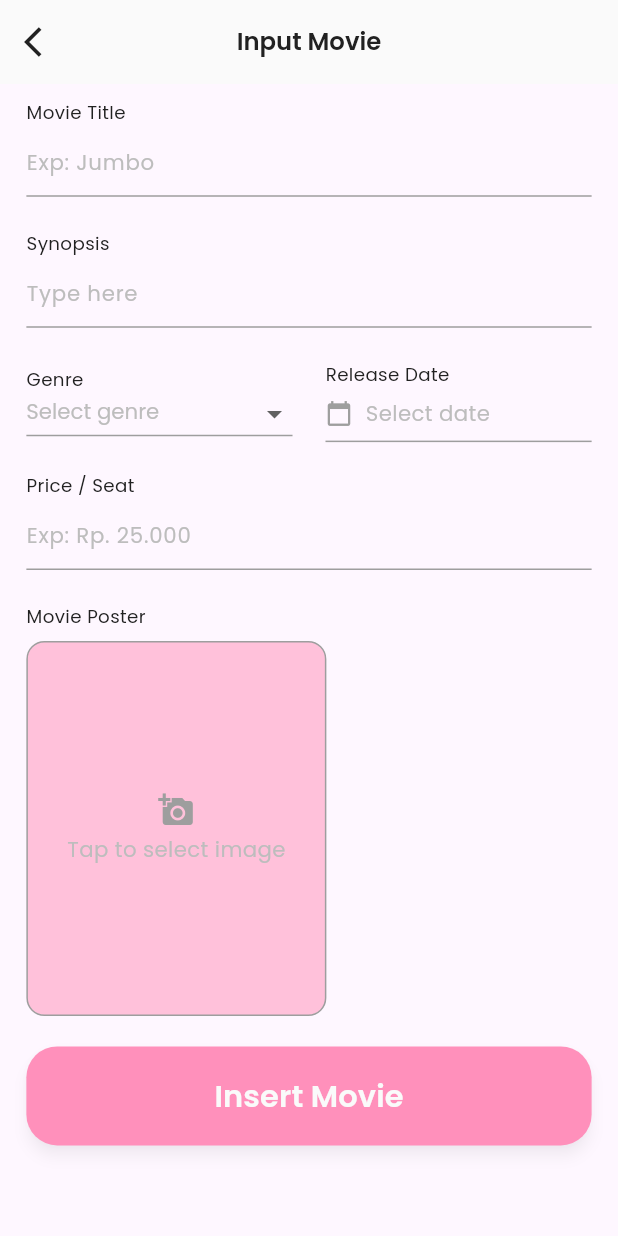
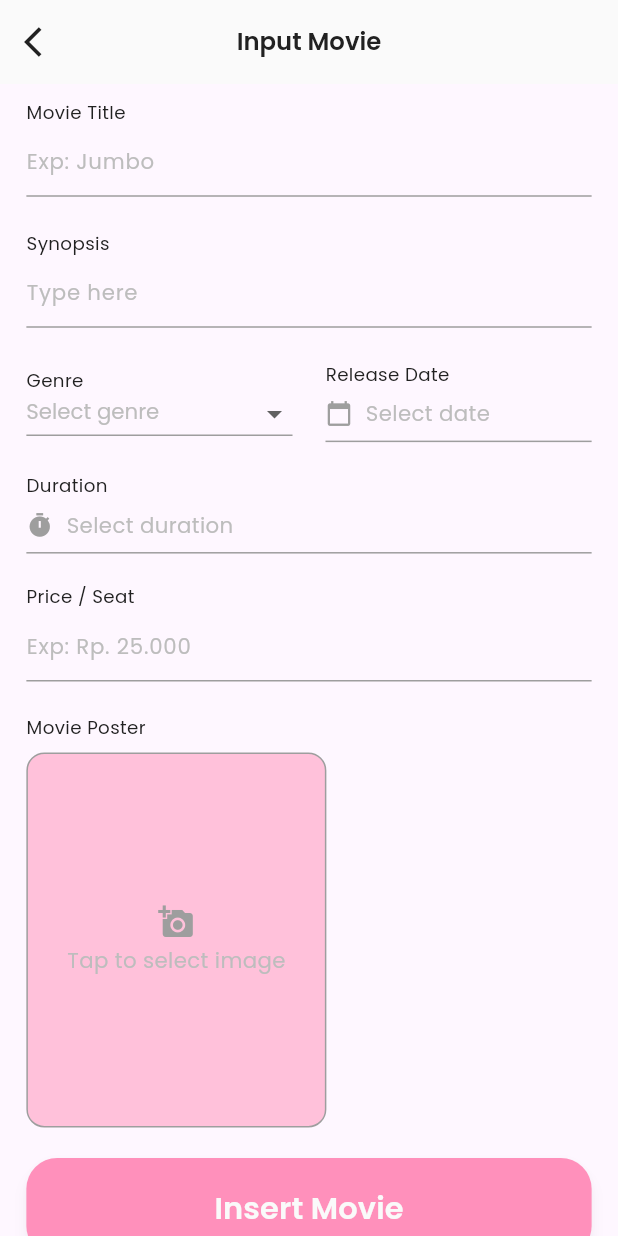
Before and after one commit to zakizakiran/chingu-movie, a Flutter app: the InputMovieView screen opened by its route, on a phone screen of 412 x 824 dp. Run offline on Flutter 3.47's test engine with Material 3 defaults, Android fonts, the phone set to English and light mode, and no system bars; our stand-ins replace email_validator, firebase_core, flutter_screenutil, flutter_svg, get, google_fonts and 5 more; accounts and stored records are empty.

Commit message:
price input

```diff
--- a/lib/app/modules/pages/input_movie/controllers/input_movie_controller.dart
+++ b/lib/app/modules/pages/input_movie/controllers/input_movie_controller.dart
@@ -9,6 +9,7 @@ class InputMovieController extends GetxController {
   final titleController = TextEditingController();
   final synopsisController = TextEditingController();
   final priceController = TextEditingController();
+  final selectedDuration = "".obs;
 
   // Dropdown and date
   var selectedGenre = ''.obs;
@@ -17,7 +18,6 @@ class InputMovieController extends GetxController {
   // Image
   var selectedImage = Rx<File?>(null);
 
-  // Optional: method to reset after submit
   void resetFields() {
     titleController.clear();
     synopsisController.clear();
@@ -26,6 +26,8 @@ class InputMovieController extends GetxController {
     selectedDate.value = '';
     selectedImage.value = null;
   }
+
+
 
 
 
--- a/lib/app/modules/pages/input_movie/views/input_movie_view.dart
+++ b/lib/app/modules/pages/input_movie/views/input_movie_view.dart
@@ -76,6 +76,16 @@ class InputMovieView extends GetView<InputMovieController> {
                   ],
                 ),
                 SizedBox(height: 20.h),
+                Obx(
+                  () => customDurationPickerField(
+                    label: "Duration",
+                    selectedDuration: controller.selectedDuration.value,
+                    onDurationSelected: (duration) {
+                      controller.selectedDuration.value = duration;
+                    },
+                  ),
+                ),
+                SizedBox(height: 20.h),
                 customInputFieldFull(
                   label: "Price / Seat",
                   hint: "Exp: Rp. 25.000",
@@ -106,6 +116,7 @@ class InputMovieView extends GetView<InputMovieController> {
                     final genre = controller.selectedGenre.value;
                     final date = controller.selectedDate.value;
                     final image = controller.selectedImage.value;
+                    final duration = controller.selectedDuration.value;
 
                     if ([
                           title,
@@ -113,6 +124,7 @@ class InputMovieView extends GetView<InputMovieController> {
                           price,
                           genre,
                           date,
+                          duration,
                         ].any((e) => e.isEmpty) ||
                         image == null) {
                       Get.snackbar(
@@ -122,6 +134,7 @@ class InputMovieView extends GetView<InputMovieController> {
                       return;
                     }
 
+                    print("Duration: $duration");
                     print("Ready to send:");
                     print("Title: $title");
                     print("Synopsis: $synopsis");
@@ -161,13 +174,13 @@ class InputMovieView extends GetView<InputMovieController> {
             maxLines: isMultiline ? null : 1,
             keyboardType:
                 isMultiline ? TextInputType.multiline : TextInputType.text,
-            style: AppTextStyles.body.copyWith(fontWeight: FontWeight.bold),
+            style: AppTextStyles.smallText,
             decoration: InputDecoration(
               hintText: hint,
               hintStyle: AppTextStyles.hintText,
               border: const UnderlineInputBorder(),
-              focusedBorder: const UnderlineInputBorder(
-                borderSide: BorderSide(color: Colors.blue, width: 2),
+              focusedBorder: UnderlineInputBorder(
+                borderSide: BorderSide(color: AppColors.primary, width: 2),
               ),
               enabledBorder: const UnderlineInputBorder(
                 borderSide: BorderSide(color: Colors.grey),
@@ -206,7 +219,7 @@ class InputMovieView extends GetView<InputMovieController> {
                   )
                   .toList(),
           onChanged: onChanged,
-          decoration: const InputDecoration(
+          decoration: InputDecoration(
             isDense: true,
             contentPadding: EdgeInsets.only(bottom: 5),
             border: UnderlineInputBorder(),
@@ -214,10 +227,10 @@ class InputMovieView extends GetView<InputMovieController> {
               borderSide: BorderSide(color: Colors.grey),
             ),
             focusedBorder: UnderlineInputBorder(
-              borderSide: BorderSide(color: Colors.blue, width: 2),
+              borderSide: BorderSide(color: AppColors.primary, width: 2),
             ),
           ),
-          style: AppTextStyles.body.copyWith(fontWeight: FontWeight.bold),
+          style: AppTextStyles.smallText,
           hint: Text('Select genre', style: AppTextStyles.hintText),
         ),
       ],
@@ -260,9 +273,7 @@ class InputMovieView extends GetView<InputMovieController> {
                     style:
                         selectedDate.isEmpty
                             ? AppTextStyles.hintText
-                            : AppTextStyles.body.copyWith(
-                              fontWeight: FontWeight.bold,
-                            ),
+                            : AppTextStyles.smallText
                   ),
                 ),
               ],
@@ -334,4 +345,114 @@ class InputMovieView extends GetView<InputMovieController> {
       ],
     );
   }
+
+  Widget customDurationPickerField({
+    required String label,
+    required String selectedDuration,
+    required Function(String) onDurationSelected,
+  }) {
+    return Column(
+      crossAxisAlignment: CrossAxisAlignment.start,
+      children: [
+        Text(label, style: AppTextStyles.smallText),
+        GestureDetector(
+          onTap: () {
+            int selectedHour = 0;
+            int selectedMinute = 0;
+
+            showDialog(
+              context: Get.context!,
+              builder: (context) {
+                return AlertDialog(
+                  shape: RoundedRectangleBorder(
+                    borderRadius: BorderRadius.circular(16),
+                  ),
+                  title: const Text("Pilih Durasi"),
+                  content: StatefulBuilder(
+                    builder: (context, setState) {
+                      return Column(
+                        mainAxisSize: MainAxisSize.min,
+                        children: [
+                          Row(
+                            mainAxisAlignment: MainAxisAlignment.center,
+                            children: [
+                              DropdownButton<int>(
+                                value: selectedHour,
+                                items: List.generate(
+                                  10,
+                                  (i) => DropdownMenuItem(
+                                    value: i,
+                                    child: Text("$i jam"),
+                                  ),
+                                ),
+                                onChanged:
+                                    (val) =>
+                                        setState(() => selectedHour = val!),
+                              ),
+                              const SizedBox(width: 20),
+                              DropdownButton<int>(
+                                value: selectedMinute,
+                                items: List.generate(
+                                  60,
+                                  (i) => DropdownMenuItem(
+                                    value: i,
+                                    child: Text("$i menit"),
+                                  ),
+                                ),
+                                onChanged:
+                                    (val) =>
+                                        setState(() => selectedMinute = val!),
+                              ),
+                            ],
+                          ),
+                        ],
+                      );
+                    },
+                  ),
+                  actions: [
+                    TextButton(
+                      onPressed: () => Navigator.pop(context),
+                      child: const Text("Cancel"),
+                    ),
+                    ElevatedButton(
+                      onPressed: () {
+                        final result =
+                            "$selectedHour jam $selectedMinute menit";
+                        onDurationSelected(result);
+                        Navigator.pop(context);
+                      },
+                      child: const Text("OK"),
+                    ),
+                  ],
+                );
+              },
+            );
+          },
+          child: Container(
+            padding: const EdgeInsets.symmetric(vertical: 8),
+            decoration: const BoxDecoration(
+              border: Border(bottom: BorderSide(color: Colors.grey)),
+            ),
+            child: Row(
+              children: [
+                const Icon(Icons.timer, size: 18, color: Colors.grey),
+                SizedBox(width: 8.w),
+                Expanded(
+                  child: Text(
+                    selectedDuration.isEmpty
+                        ? 'Select duration'
+                        : selectedDuration,
+                    style:
+                        selectedDuration.isEmpty
+                            ? AppTextStyles.hintText
+                            : AppTextStyles.smallText
+                  ),
+                ),
+              ],
+            ),
+          ),
+        ),
+      ],
+    );
+  }
 }
```
